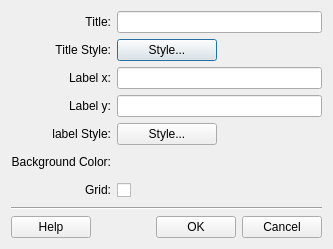
Before: the Qt Designer form src/terralib/qt/widgets/charts/ui/chartStyleDialog.ui in claudiobogossian/terralib5, drawn with Qt 5.
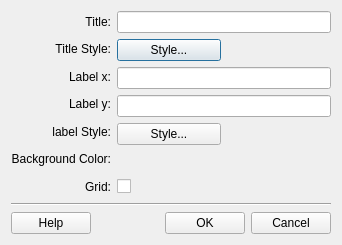
After: the same form once the commit is applied.

Patch:
```diff
--- a/src/terralib/qt/widgets/charts/ui/chartStyleDialog.ui
+++ b/src/terralib/qt/widgets/charts/ui/chartStyleDialog.ui
@@ -20,6 +20,9 @@
    <string>Chart Style</string>
   </property>
   <layout class="QGridLayout" name="gridLayout_4">
+   <property name="sizeConstraint">
+    <enum>QLayout::SetFixedSize</enum>
+   </property>
    <item row="0" column="0">
     <layout class="QGridLayout" name="gridLayout">
      <item row="0" column="0">
```
Left out of the diff: 14 changed lines with no effect on the pictures.
